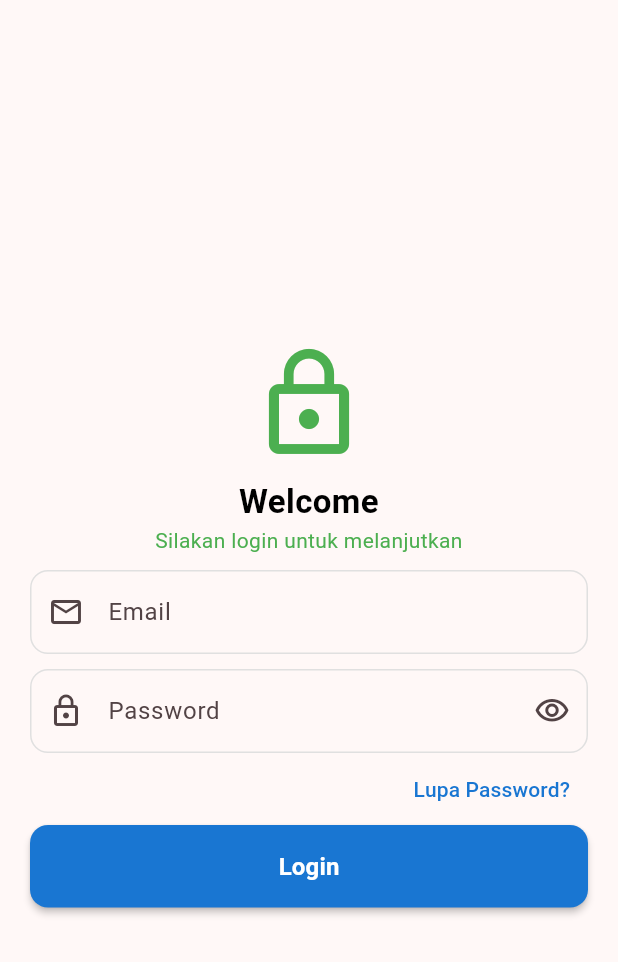
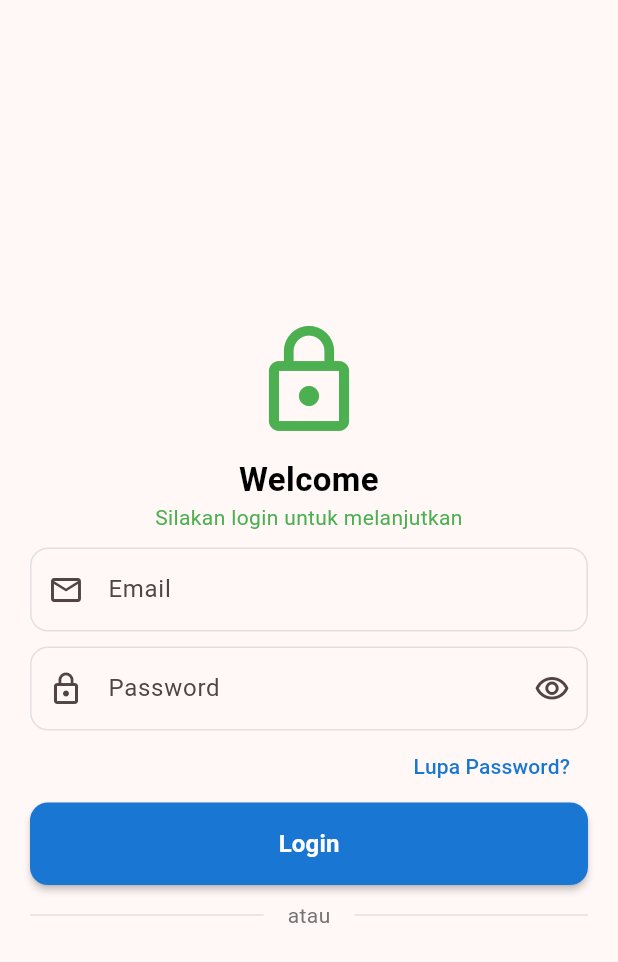
Before and after one commit to helenoktaa/Tugas_week_6_1123150205, a Flutter app: the Login screen opened directly, on a phone screen of 412 x 824 dp. Shown: the top 962 px of the screen. Run offline on Flutter 3.47's test engine with Material 3 defaults, Android fonts, the light colour scheme and no system bars.

Commit message:
update: add row atau

```diff
--- a/lib/screen/login.dart
+++ b/lib/screen/login.dart
@@ -104,6 +104,23 @@
                   style: TextStyle(fontSize: 16, fontWeight: FontWeight.bold),
                 ),
               ),
+
+              SizedBox(height: 10),
+
+              //bikin garis
+              Row(
+                children: [
+                  Expanded(child: Divider(color: Colors.grey[300])),
+                  Padding(
+                    padding: const EdgeInsets.symmetric(horizontal: 16),
+                    child: Text(
+                      'atau',
+                      style: TextStyle(color: Colors.grey[600]),
+                    ),
+                  ),
+                  Expanded(child: Divider(color: Colors.grey[300])),
+                ],
+              ),
             ],
           ),
         ),
```
